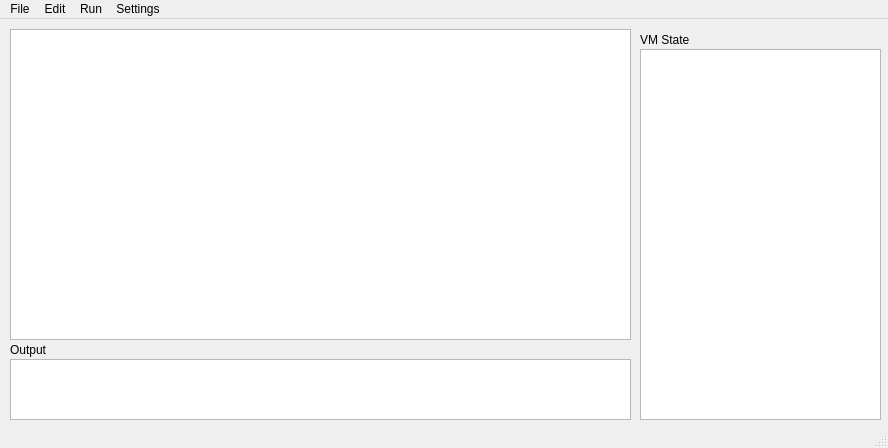
DarthAkiraNihil/GerviRemastered, file util/main.ui: the form before one commit.
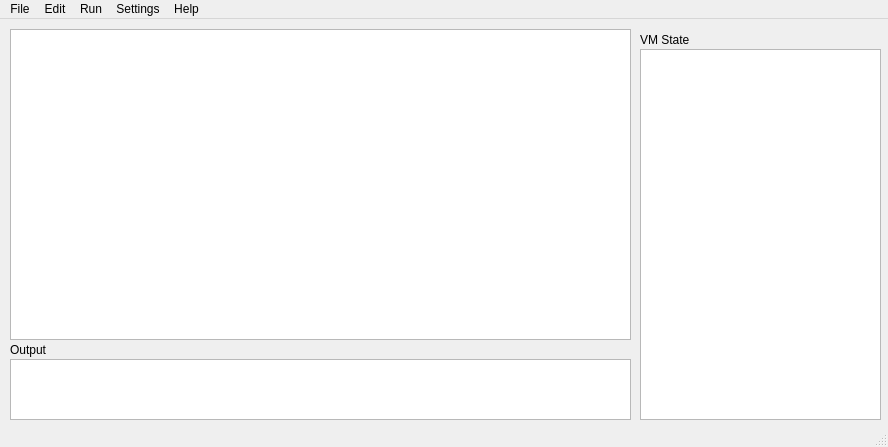
The form after the commit.

```diff
--- a/util/main.ui
+++ b/util/main.ui
@@ -7,7 +7,7 @@
     <x>0</x>
     <y>0</y>
     <width>888</width>
-    <height>448</height>
+    <height>447</height>
    </rect>
   </property>
   <property name="windowTitle">
@@ -100,10 +100,16 @@
      <string>Settings</string>
     </property>
    </widget>
+   <widget class="QMenu" name="menuHelp">
+    <property name="title">
+     <string>Help</string>
+    </property>
+   </widget>
    <addaction name="menuFile"/>
    <addaction name="menuEdit"/>
    <addaction name="menuRun"/>
    <addaction name="menuAbout"/>
+   <addaction name="menuHelp"/>
   </widget>
   <widget class="QStatusBar" name="statusbar"/>
  </widget>
```
